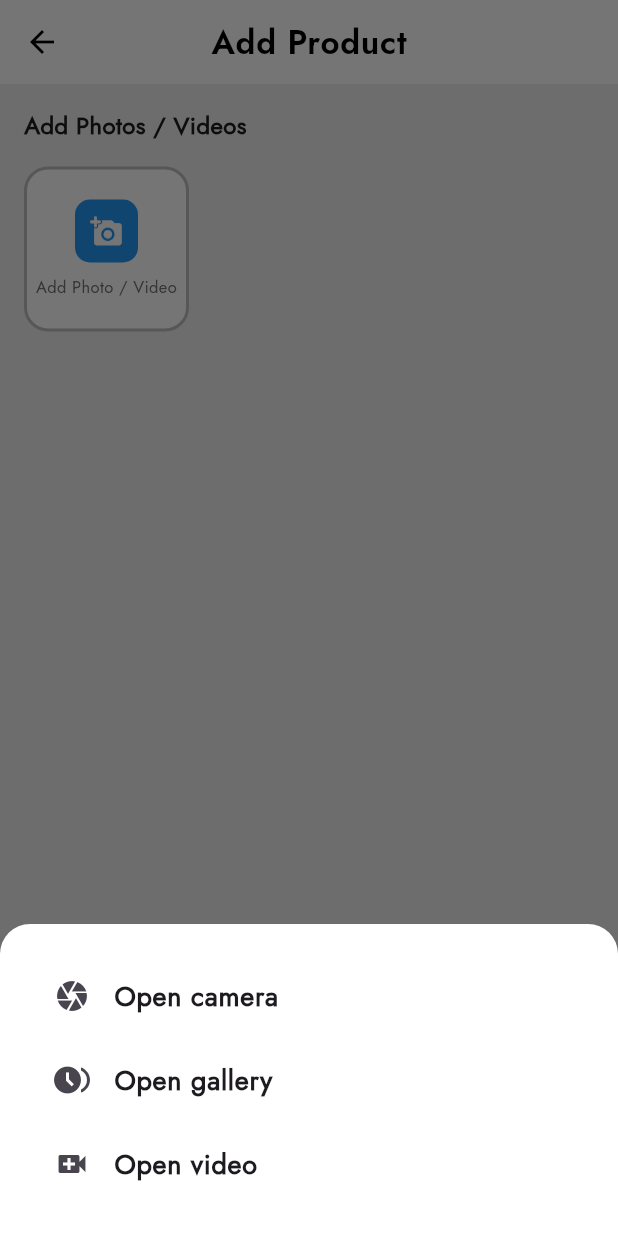
After one commit to RojanShrestha77/HamroDeal, a Flutter app: the AddProductScreen screen opened directly, after a tap on "Add Photo / Video", on a phone screen of 412 x 824 dp. The commit adds this screen. Run offline on Flutter 3.47's test engine with Material 3 defaults, Android fonts, the phone set to English and light mode, and no system bars; our stand-ins replace connectivity_plus, dartz, dio, equatable, flutter_riverpod, flutter_secure_storage and 6 more; missing offline and left inert: dio_smart_retry; accounts and stored records are empty.

Commit message:
runtime permission

```diff
--- /dev/null
+++ b/lib/screens/add_product_screen.dart
@@ -0,0 +1,288 @@
+import 'dart:io';
+
+import 'package:flutter/material.dart';
+import 'package:hamro_deal/app/theme/theme_extensions.dart';
+import 'package:hamro_deal/core/utils/snakbar_utils.dart';
+import 'package:image_picker/image_picker.dart';
+import 'package:permission_handler/permission_handler.dart';
+
+class AddProductScreen extends StatefulWidget {
+  const AddProductScreen({super.key});
+
+  @override
+  State<AddProductScreen> createState() => _AddProductScreenState();
+}
+
+class _AddProductScreenState extends State<AddProductScreen> {
+  // permission code
+  final List<XFile> _selectedMedia =
+      []; //adds the photo in the required place or the storage
+  final ImagePicker _imagePicker = ImagePicker();
+
+  Future<bool> _askUserPermisson(Permission permission) async {
+    final status = await permission.status;
+    if (status.isGranted) {
+      return true;
+    }
+    if (status.isDenied) {
+      final result = await permission.request();
+      return result.isGranted;
+    }
+    if (status.isPermanentlyDenied) {
+      _showPermissionDeniedDialog();
+      return false;
+    }
+    return false;
+  }
+
+  void _showPermissionDeniedDialog() {
+    showDialog(
+      context: context,
+      builder: (context) => AlertDialog(
+        title: Text("Allow the Permission"),
+        content: Text("Go to Permission Settings to use this feattures"),
+        actions: [
+          TextButton(onPressed: () {}, child: Text('cancel')),
+          TextButton(onPressed: () {}, child: Text('Open Settings')),
+        ],
+      ),
+    );
+  }
+
+  // code for camera
+  Future<void> _pickFromCamera() async {
+    final hasPermisson = await _askUserPermisson(Permission.camera);
+    if (!hasPermisson) return;
+
+    // pickImage = opens either the camera or gallery on the devide and lets user select one
+    final XFile? photo = await _imagePicker.pickImage(
+      source: ImageSource.camera,
+      imageQuality: 80,
+    );
+
+    if (photo != null) {
+      setState(() {
+        _selectedMedia.clear(); //clear the previous photo
+        _selectedMedia.add(
+          photo,
+        ); //add the photo in tyhe required storage throught thr imagepcikeslectedImage
+      });
+    }
+  }
+
+  // code for gallery
+  Future<void> _pickFromGallery({bool allowMultiple = false}) async {
+    try {
+      if (allowMultiple) {
+        final List<XFile> images = await _imagePicker.pickMultiImage(
+          imageQuality: 80,
+        );
+
+        if (images.isNotEmpty) {
+          setState(() {
+            _selectedMedia.clear();
+            _selectedMedia.addAll(images);
+          });
+        }
+      } else {
+        final XFile? image = await _imagePicker.pickImage(
+          source: ImageSource.gallery,
+          imageQuality: 80,
+        );
+      }
+    } catch (e) {
+      debugPrint('Gallery Error $e');
+
+      if (mounted) {
+        SnackbarUtils.showError(
+          context,
+          "Cannot access the gallery. Please open the camera and click the photo",
+        );
+      }
+    }
+  }
+
+  // code for video
+  Future<void> _pickFromVideo() async {
+    try {
+      final hasPermission = await _askUserPermisson(Permission.camera);
+      if (!hasPermission) return;
+
+      final hasMicPermission = await _askUserPermisson(Permission.microphone);
+      if (!hasMicPermission) return;
+
+      final XFile? video = await _imagePicker.pickVideo(
+        source: ImageSource.camera,
+        maxDuration: const Duration(minutes: 1),
+      );
+
+      if (video != null) {
+        setState(() {
+          _selectedMedia.clear();
+          _selectedMedia.add(video);
+        });
+      }
+    } catch (e) {
+      _showPermissionDeniedDialog();
+    }
+  }
+
+  // code for the dialogue box
+  Future<void> _pickMedia() async {
+    // makkes it pop up from the device
+    showModalBottomSheet(
+      context: context,
+      backgroundColor: context.surfaceColor,
+      shape: RoundedRectangleBorder(
+        borderRadius: BorderRadius.vertical(top: Radius.circular(20)),
+      ),
+
+      builder: (context) => SafeArea(
+        child: Padding(
+          padding: const EdgeInsets.all(20),
+          child: Column(
+            mainAxisSize: MainAxisSize.min,
+            children: [
+              ListTile(
+                leading: Icon(Icons.camera),
+                title: Text('Open camera'),
+                onTap: () {
+                  Navigator.pop(context);
+                  _pickFromCamera();
+                },
+              ),
+              ListTile(
+                leading: Icon(Icons.browse_gallery),
+                title: Text('Open gallery'),
+                onTap: () {
+                  Navigator.pop(context);
+                  _pickFromGallery();
+                },
+              ),
+              ListTile(
+                leading: Icon(Icons.video_call),
+                title: Text('Open video'),
+                onTap: () {
+                  Navigator.pop(context);
+                  _pickFromVideo();
+                },
+              ),
+            ],
+          ),
+        ),
+      ),
+    );
+  }
+
+  @override
+  Widget build(BuildContext context) {
+    return Scaffold(
+      appBar: AppBar(title: const Text("Add Product"), centerTitle: true),
+      body: SafeArea(
+        child: Padding(
+          padding: const EdgeInsets.all(16),
+          child: Column(
+            crossAxisAlignment: CrossAxisAlignment.start,
+            children: [
+              const Text(
+                'Add Photos / Videos',
+                style: TextStyle(fontSize: 16, fontWeight: FontWeight.w600),
+              ),
+
+              const SizedBox(height: 16),
+
+              Row(
+                children: [
+                  GestureDetector(
+                    onTap: () {
+                      _pickMedia();
+                    },
+                    child: Container(
+                      width: 110,
+                      height: 110,
+                      decoration: BoxDecoration(
+                        color: Colors.white,
+                        borderRadius: BorderRadius.circular(16),
+                        border: Border.all(
+                          color: Colors.grey.shade400,
+                          width: 2,
+                        ),
+                      ),
+                      child: Column(
+                        mainAxisAlignment: MainAxisAlignment.center,
+                        children: [
+                          Container(
+                            width: 42,
+                            height: 42,
+                            decoration: BoxDecoration(
+                              color: Colors.blue,
+                              borderRadius: BorderRadius.circular(10),
+                            ),
+                            child: const Icon(
+                              Icons.add_a_photo_rounded,
+                              color: Colors.white,
+                              size: 22,
+                            ),
+                          ),
+                          const SizedBox(height: 8),
+                          Text(
+                            'Add Photo / Video',
+                            textAlign: TextAlign.center,
+                            style: TextStyle(
+                              fontSize: 11,
+                              color: Colors.grey.shade600,
+                              fontWeight: FontWeight.w500,
+                            ),
+                          ),
+                        ],
+                      ),
+                    ),
+                  ),
+                  if (_selectedMedia.isNotEmpty) ...[
+                    Stack(
+                      children: [
+                        Container(
+                          width: 200,
+                          height: 300,
+                          decoration: BoxDecoration(
+                            borderRadius: BorderRadius.circular(20),
+                            image: DecorationImage(
+                              image: FileImage(File(_selectedMedia[0].path)),
+                            ),
+                          ),
+                        ),
+                        Positioned(
+                          top: 4,
+                          right: 4,
+                          child: GestureDetector(
+                            onTap: () {
+                              setState(() {
+                                _selectedMedia.clear();
+                              });
+                            },
+                            child: Container(
+                              decoration: BoxDecoration(
+                                color: Colors.red,
+                                shape: BoxShape.circle,
+                              ),
+                              padding: EdgeInsets.all(4),
+                              child: Icon(
+                                Icons.close,
+                                color: Colors.white,
+                                size: 15,
+                              ),
+                            ),
+                          ),
+                        ),
+                      ],
+                    ),
+                  ],
+                ],
+              ),
+            ],
+          ),
+        ),
+      ),
+    );
+  }
+}
--- a/lib/screens/bottom_screen/profile_screen.dart
+++ b/lib/screens/bottom_screen/profile_screen.dart
@@ -1,4 +1,5 @@
 import 'package:flutter/material.dart';
+import 'package:hamro_deal/screens/add_product_screen.dart';
 import 'package:hamro_deal/screens/bottom_screen/cart_screen.dart';
 import 'package:hamro_deal/screens/bottom_screen/home_screen.dart';
 import 'package:hamro_deal/screens/bottom_screen/order_screen.dart';
@@ -51,7 +52,7 @@ class ProfileScreen extends StatelessWidget {
             _buildMenuItem(context, "Sign out", LoginPage()),
             _buildMenuItem(context, "Profile", ProfileScreen()),
             _buildMenuItem(context, "Cart", CartScreen()),
-            _buildMenuItem(context, "Cart", CartScreen()),
+            _buildMenuItem(context, "Add Products", AddProductScreen()),
             _buildMenuItem(context, "Cart", CartScreen()),
             _buildMenuItem(context, "Cart", CartScreen()),
             _buildMenuItem(context, "Cart", CartScreen()),
--- a/pubspec.yaml
+++ b/pubspec.yaml
@@ -48,6 +48,8 @@ dependencies:
   flutter_secure_storage: ^10.0.0
   connectivity_plus: ^7.0.0
   shared_preferences: ^2.5.4
+  image_picker: ^1.2.1
+  permission_handler: ^12.0.1
 
 dev_dependencies:
   flutter_test:
```
Also changed, not shown: lib/core/api/api_endpoints.dart (+25 -1 lines), pubspec.lock, 2 other files.
